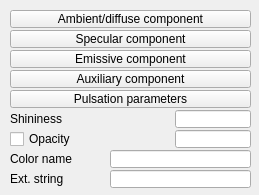
First picture: the form in ui/qdlgmaterial.ui, repository CoppeliaRobotics/coppeliaSimLib, before the edit.
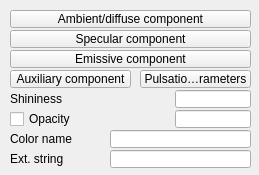
Second picture: the form after the edit.

```diff
--- a/ui/qdlgmaterial.ui
+++ b/ui/qdlgmaterial.ui
@@ -7,7 +7,7 @@
     <x>0</x>
     <y>0</y>
     <width>259</width>
-    <height>195</height>
+    <height>175</height>
    </rect>
   </property>
   <property name="windowTitle">
@@ -20,7 +20,7 @@
    <property name="geometry">
     <rect>
      <x>10</x>
-     <y>130</y>
+     <y>110</y>
      <width>131</width>
      <height>18</height>
     </rect>
@@ -68,7 +68,7 @@
    <property name="geometry">
     <rect>
      <x>10</x>
-     <y>110</y>
+     <y>90</y>
      <width>121</width>
      <height>18</height>
     </rect>
@@ -81,7 +81,7 @@
    <property name="geometry">
     <rect>
      <x>175</x>
-     <y>110</y>
+     <y>90</y>
      <width>76</width>
      <height>18</height>
     </rect>
@@ -107,7 +107,7 @@
    <property name="geometry">
     <rect>
      <x>175</x>
-     <y>130</y>
+     <y>110</y>
      <width>76</width>
      <height>18</height>
     </rect>
@@ -116,9 +116,9 @@
   <widget class="QToolButton" name="qqPulsationAdjust">
    <property name="geometry">
     <rect>
-     <x>10</x>
-     <y>90</y>
-     <width>241</width>
+     <x>140</x>
+     <y>70</y>
+     <width>111</width>
      <height>18</height>
     </rect>
    </property>
@@ -133,7 +133,7 @@
    <property name="geometry">
     <rect>
      <x>10</x>
-     <y>150</y>
+     <y>130</y>
      <width>101</width>
      <height>18</height>
     </rect>
@@ -146,7 +146,7 @@
    <property name="geometry">
     <rect>
      <x>110</x>
-     <y>150</y>
+     <y>130</y>
      <width>141</width>
      <height>18</height>
     </rect>
@@ -157,7 +157,7 @@
     <rect>
      <x>10</x>
      <y>70</y>
-     <width>241</width>
+     <width>121</width>
      <height>18</height>
     </rect>
    </property>
@@ -172,7 +172,7 @@
    <property name="geometry">
     <rect>
      <x>10</x>
-     <y>170</y>
+     <y>150</y>
      <width>101</width>
      <height>18</height>
     </rect>
@@ -185,7 +185,7 @@
    <property name="geometry">
     <rect>
      <x>110</x>
-     <y>170</y>
+     <y>150</y>
      <width>141</width>
      <height>18</height>
     </rect>
```
